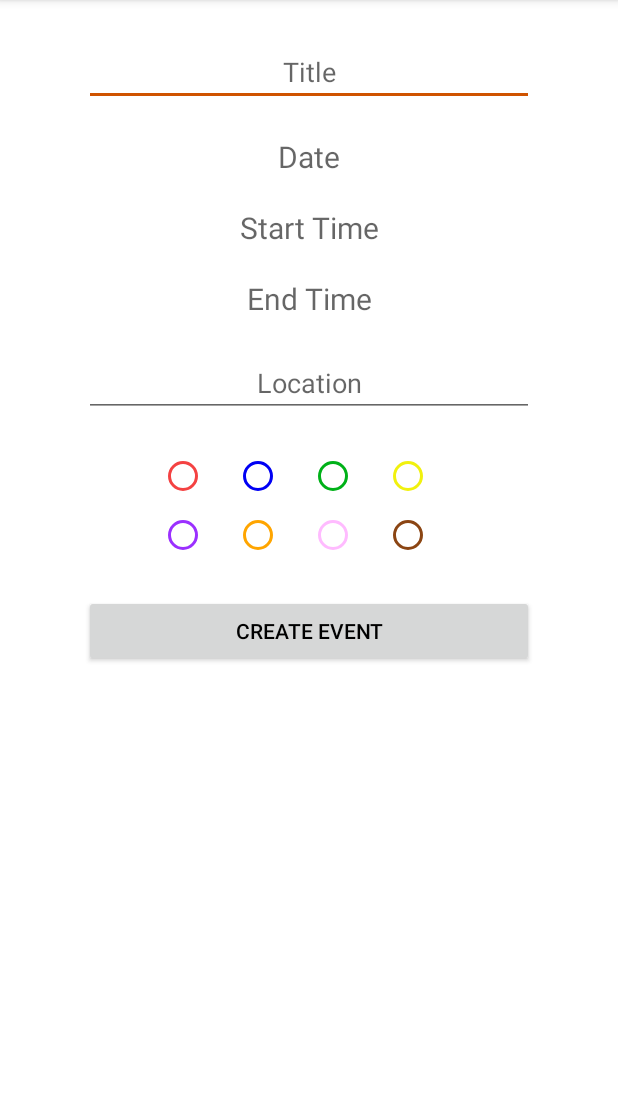
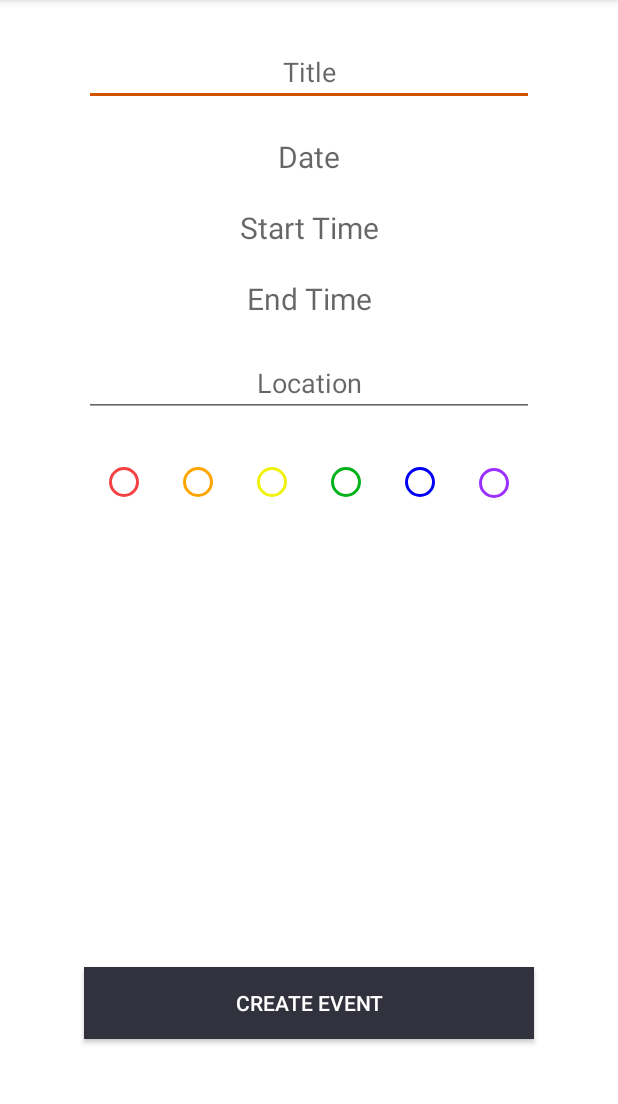
Before and after one commit to Gillz17/MeetingTime, an Android app: the EventCreationActivity screen opened directly, with no data from a screen before it, on a phone screen of 412 x 824 dp, the part 84-1188 px from its top. Run offline under Robolectric (Android 15) with nearby library versions, the phone set to English and light mode, and no system bars; our stand-ins replace Firebase (no records; nobody signed in at launch, a user with empty details on screens opened directly).

Commit message:
Events go to database

```diff
--- a/app/src/main/java/project/senior/android/com/meetingtime/EventCreationActivity.java
+++ b/app/src/main/java/project/senior/android/com/meetingtime/EventCreationActivity.java
@@ -2,8 +2,7 @@ package project.senior.android.com.meetingtime;
 
 import android.app.DatePickerDialog;
 import android.app.TimePickerDialog;
-import android.graphics.Color;
-import android.graphics.drawable.ColorDrawable;
+import android.content.Intent;
 import android.os.Bundle;
 import android.support.v7.app.AppCompatActivity;
 import android.view.View;
@@ -11,16 +10,17 @@ import android.widget.Button;
 import android.widget.DatePicker;
 import android.widget.EditText;
 import android.widget.RadioButton;
+import android.widget.RadioGroup;
 import android.widget.TextView;
 import android.widget.TimePicker;
 import android.widget.Toast;
 
-import java.sql.Time;
+import com.google.firebase.auth.FirebaseAuth;
+import com.google.firebase.auth.FirebaseUser;
+import com.google.firebase.database.DatabaseReference;
+import com.google.firebase.database.FirebaseDatabase;
+
 import java.util.Calendar;
-
-/**
- * Created by NCASE on 10/29/2017.
- */
 
 public class EventCreationActivity extends AppCompatActivity{
     private EditText title;
@@ -31,19 +31,17 @@ public class EventCreationActivity extends AppCompatActivity{
     private TextView endTime;
     private TimePickerDialog.OnTimeSetListener mEndOnTimeSetListener;
     private EditText location;
-    private RadioButton red;
-    private RadioButton blue;
-    private RadioButton green;
-    private RadioButton yellow;
-    private RadioButton purple;
-    private RadioButton orange;
-    private RadioButton pink;
-    private RadioButton brown;
+    private RadioButton radioColorButton;
     private Button createEvent;
+    private RadioGroup rg;
 
     private String pickedDate;
     private String pickedStartTime;
     private String pickedEndTime;
+    private String color;
+
+    private DatabaseReference mEvents;
+
 
     @Override
     protected void onCreate(final Bundle savedInstanceState){
@@ -54,15 +52,13 @@ public class EventCreationActivity extends AppCompatActivity{
         startTime = (TextView) findViewById(R.id.tvStartTime);
         endTime = (TextView) findViewById(R.id.tvEndTime);
         location = (EditText) findViewById(R.id.tfLocation);
-        red = (RadioButton) findViewById(R.id.rbRed);
-        blue = (RadioButton) findViewById(R.id.rbBlue);
-        green = (RadioButton) findViewById(R.id.rbGreen);
-        yellow = (RadioButton) findViewById(R.id.rBYellow);
-        purple = (RadioButton) findViewById(R.id.rbPurple);
-        orange = (RadioButton) findViewById(R.id.rbOrange);
-        pink = (RadioButton) findViewById(R.id.rbPink);
-        brown = (RadioButton) findViewById(R.id.rbBrown);
+        rg = (RadioGroup) findViewById(R.id.rg);
         createEvent = (Button) findViewById(R.id.bCreateEvent);
+
+        FirebaseUser user = FirebaseAuth.getInstance().getCurrentUser();
+        final String UUID = user.getUid();
+        FirebaseDatabase database = FirebaseDatabase.getInstance();
+        DatabaseReference mRef = database.getReference("users");
 
         date.setOnClickListener(new View.OnClickListener() {
             @Override
@@ -178,10 +174,37 @@ public class EventCreationActivity extends AppCompatActivity{
         createEvent.setOnClickListener(new View.OnClickListener() {
             @Override
             public void onClick(View view) {
-                Toast.makeText(EventCreationActivity.this,
-                        pickedDate + " / " + pickedStartTime + " / " + pickedEndTime,
-                        Toast.LENGTH_LONG).show();
+                final String name = title.getText().toString().trim();
+                final String loca = location.getText().toString().trim();
+
+                int selectedId = rg.getCheckedRadioButtonId();
+                radioColorButton = (RadioButton) findViewById(selectedId);
+                if(radioColorButton == findViewById(R.id.rbRed)){
+                    color = "red";
+                }else if(radioColorButton == findViewById(R.id.rbOrange)){
+                    color = "orange";
+                }else if(radioColorButton == findViewById(R.id.rbYellow)){
+                    color = "yellow";
+                }else if(radioColorButton == findViewById(R.id.rbGreen)){
+                    color = "green";
+                }else if(radioColorButton == findViewById(R.id.rbBlue)){
+                    color = "blue";
+                }else if(radioColorButton == findViewById(R.id.rbPurple)){
+                    color = "purple";
+                }
+
+                createNewEvent(UUID, name, pickedDate, pickedStartTime, pickedEndTime, loca, color);
+                Intent Return = new Intent(EventCreationActivity.this,
+                        HomepageActivity.class);
+                EventCreationActivity.this.startActivity(Return);
             }
         });
     }
+    private void createNewEvent(String UUID, String name, String pickedDate, String pickedStartTime,
+                                String pickedEndTime, String loca, String color){
+        Event event = new Event(name, pickedDate, pickedStartTime, pickedEndTime, color, loca);
+        mEvents = FirebaseDatabase.getInstance().getReference("users")
+                .child("User UUID = " + UUID);
+        mEvents.push().setValue(event);
+    }
 }
--- a/app/src/main/java/project/senior/android/com/meetingtime/GridAdapter.java
+++ b/app/src/main/java/project/senior/android/com/meetingtime/GridAdapter.java
@@ -14,6 +14,7 @@ import android.widget.TextView;
 import java.util.Calendar;
 import java.util.Date;
 import java.util.List;
+
 public class GridAdapter extends ArrayAdapter {
     private static final String TAG = GridAdapter.class.getSimpleName();
     private LayoutInflater mInflater;
@@ -50,11 +51,12 @@ public class GridAdapter extends ArrayAdapter {
         //Add day to calendar
         TextView cellNumber = (TextView)view.findViewById(R.id.calendar_date_id);
         cellNumber.setText(String.valueOf(dayValue));
+
         //Add events to the calendar
         TextView eventIndicator = (TextView)view.findViewById(R.id.event_id);
         Calendar eventCalendar = Calendar.getInstance();
         for(int i = 0; i < allEvents.size(); i++){
-            eventCalendar.setTime(allEvents.get(i).getDate());
+            //eventCalendar.setTime(allEvents.get(i).getDate());
             if(dayValue == eventCalendar.get(Calendar.DAY_OF_MONTH) && displayMonth == eventCalendar.get(Calendar.MONTH) + 1
                     && displayYear == eventCalendar.get(Calendar.YEAR)){
                 eventIndicator.setBackgroundColor(Color.parseColor("#FF4081"));
--- a/app/src/main/java/project/senior/android/com/meetingtime/HomepageActivity.java
+++ b/app/src/main/java/project/senior/android/com/meetingtime/HomepageActivity.java
@@ -129,8 +129,9 @@ public class HomepageActivity extends AppCompatActivity implements View.OnClickL
         startActivity(new Intent(getApplicationContext(),LoginActivity.class));
 
     }
-    private void deleteAccount(){//Need way to delete account either through Firebase or Google
-                                //based on how the user signed in.
+    private void deleteAccount(){
+        //Need way to delete account either through Firebase or Google
+        //based on how the user signed in.
         startActivity(new Intent(getApplicationContext(), LoginActivity.class));
     }
     @Override
--- a/app/src/main/res/layout/activity_create_event.xml
+++ b/app/src/main/res/layout/activity_create_event.xml
@@ -22,7 +22,7 @@
         android:layout_height="wrap_content"
         android:ems="10"
         android:hint="Date"
-        android:textSize="20dp"
+        android:textSize="20sp"
         android:textAlignment="center"
         android:layout_below="@+id/tfTitle"
         android:layout_marginTop="20dp"
@@ -34,7 +34,7 @@
         android:layout_height="wrap_content"
         android:ems="10"
         android:hint="Start Time"
-        android:textSize="20dp"
+        android:textSize="20sp"
         android:textAlignment="center"
         android:layout_below="@+id/tvDate"
         android:layout_marginTop="20dp"
@@ -46,7 +46,7 @@
         android:layout_height="wrap_content"
         android:ems="10"
         android:hint="End Time"
-        android:textSize="20dp"
+        android:textSize="20sp"
         android:textAlignment="center"
         android:layout_below="@+id/tvStartTime"
         android:layout_marginTop="20dp"
@@ -62,7 +62,8 @@
         android:textAlignment="center"
         android:inputType="textAutoCorrect"
         android:layout_below="@+id/tvEndTime"
-        android:layout_centerHorizontal="true"/>
+        android:layout_centerHorizontal="true"
+        android:layout_marginBottom="25dp"/>
 
     <TimePicker
         android:id="@+id/timePick"
@@ -81,85 +82,58 @@
         android:layout_centerVertical="true" />
 
     <RadioGroup
-        android:id="@+id/RadioGroup"
-        android:layout_width="200dp"
+        android:layout_width="wrap_content"
         android:layout_height="wrap_content"
-        android:orientation="vertical"
-        android:layout_centerHorizontal="true"
+        android:id="@+id/rg"
+        android:orientation="horizontal"
         android:layout_below="@+id/tfLocation"
-        android:layout_marginTop="20dp">
+        android:layout_centerHorizontal="true">
 
-        <LinearLayout
-            android:id="@+id/Linear1"
-            android:layout_width="190dp"
-            android:layout_height="wrap_content"
-            android:layout_weight="1">
         <RadioButton
             android:id="@+id/rbRed"
-                android:layout_width="50dp"
+            android:layout_width="wrap_content"
             android:layout_height="wrap_content"
-                android:padding="10dp"
-                android:buttonTint="@color/red"/>
+            android:buttonTint="@color/red"
+            android:padding="8.5dp" />
+        <RadioButton
+            android:id="@+id/rbOrange"
+            android:layout_width="wrap_content"
+            android:layout_height="wrap_content"
+            android:buttonTint="@color/orange"
+            android:padding="8.5dp"/>
+        <RadioButton
+            android:id="@+id/rbYellow"
+            android:layout_width="wrap_content"
+            android:layout_height="wrap_content"
+            android:buttonTint="@color/yellow"
+            android:padding="8.5dp"/>
+        <RadioButton
+            android:id="@+id/rbGreen"
+            android:layout_width="wrap_content"
+            android:layout_height="wrap_content"
+            android:buttonTint="@color/green"
+            android:padding="8.5dp"/>
         <RadioButton
             android:id="@+id/rbBlue"
-                android:layout_width="50dp"
-                android:layout_height="wrap_content"
-                android:padding="10dp"
-                android:buttonTint="@color/blue"/>
-            <RadioButton
-                android:id="@+id/rbGreen"
-                android:layout_width="50dp"
-                android:layout_height="wrap_content"
-                android:padding="10dp"
-                android:buttonTint="@color/green"/>
-            <RadioButton
-                android:id="@+id/rBYellow"
-                android:layout_width="50dp"
-                android:layout_height="wrap_content"
-                android:padding="10dp"
-                android:buttonTint="@color/yellow"/>
-
-        </LinearLayout>
-
-        <LinearLayout
-            android:id="@+id/Linear2"
             android:layout_width="wrap_content"
             android:layout_height="wrap_content"
-            android:layout_weight="1"
-            android:orientation="horizontal">
+            android:buttonTint="@color/blue"
+            android:padding="8.5dp"/>
         <RadioButton
             android:id="@+id/rbPurple"
-                android:layout_width="50dp"
+            android:layout_width="wrap_content"
             android:layout_height="wrap_content"
-                android:padding="10dp"
-                android:buttonTint="@color/purple"/>
-            <RadioButton
-                android:id="@+id/rbOrange"
-                android:layout_width="50dp"
-                android:layout_height="wrap_content"
-                android:padding="10dp"
-                android:buttonTint="@color/orange"/>
-            <RadioButton
-                android:id="@+id/rbPink"
-                android:layout_width="50dp"
-                android:layout_height="wrap_content"
-                android:padding="10dp"
-                android:buttonTint="@color/pink"/>
-            <RadioButton
-                android:id="@+id/rbBrown"
-                android:layout_width="50dp"
-                android:layout_height="wrap_content"
-                android:padding="10dp"
-                android:buttonTint="@color/brown"/>
-        </LinearLayout>
+            android:buttonTint="@color/purple" />
     </RadioGroup>
 
     <Button
         android:id="@+id/bCreateEvent"
         android:layout_width="300dp"
         android:layout_height="wrap_content"
-        android:layout_marginTop="20dp"
+        android:layout_alignParentBottom="true"
+        android:layout_marginBottom="75dp"
+        android:background="@color/colorPrimary"
+        android:textColor="@color/white"
         android:text="Create Event"
-        android:layout_below="@id/RadioGroup"
         android:layout_centerHorizontal="true"/>
 </RelativeLayout>
```
Also changed, not shown: app/src/main/java/project/senior/android/com/meetingtime/Event.java (+10 -10 lines). Lines whose indentation alone changed are shown as unchanged.
